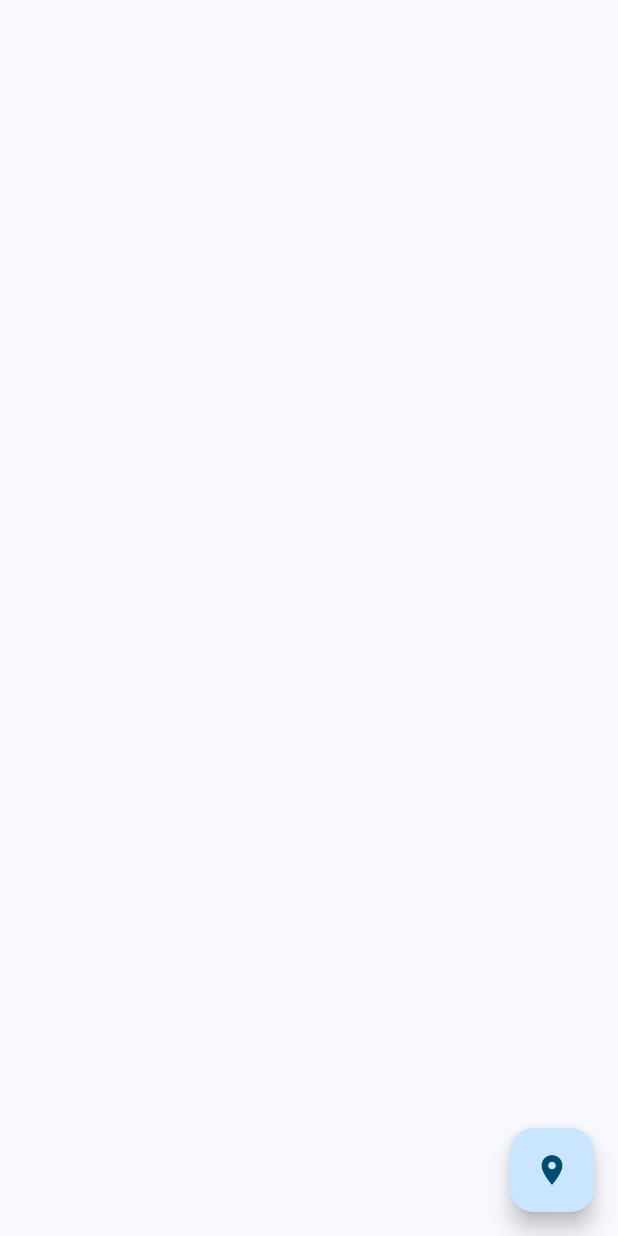
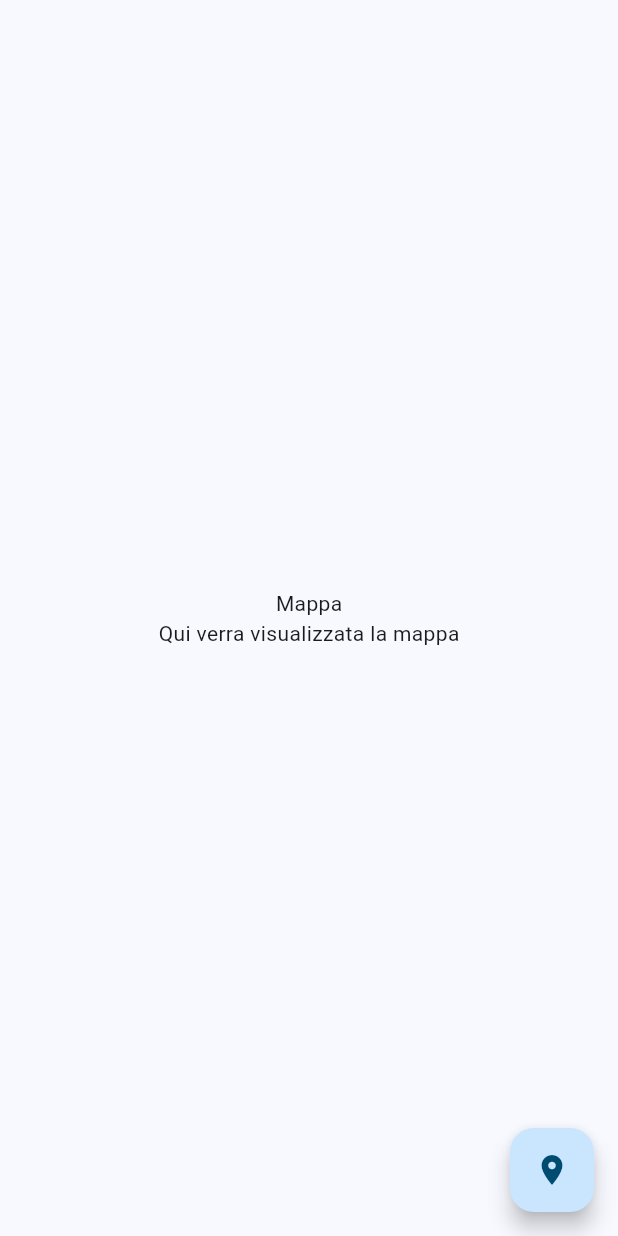
Before and after one commit to omarnaja1/fluttermobile, a Flutter app: the Mappa screen opened directly, on a phone screen of 412 x 824 dp. Run offline on Flutter 3.47's test engine with Material 2 defaults, Android fonts, the phone set to English and light mode, and no system bars.

Commit message:
Alcune modifiche al file mappa.dart

```diff
--- a/SkiTracker/lib/mappa.dart
+++ b/SkiTracker/lib/mappa.dart
@@ -1,6 +1,24 @@
 import 'package:flutter/material.dart';
 
-class Mappa extends StatelessWidget{
+class Mappa extends StatefulWidget {
+  const Mappa({super.key});
+
+  // This widget is the home page of your application. It is stateful, meaning
+  // that it has a State object (defined below) that contains fields that affect
+  // how it looks.
+
+  // This class is the configuration for the state. It holds the values (in this
+  // case the title) provided by the parent (in this case the App widget) and
+  // used by the build method of the State. Fields in a Widget subclass are
+  // always marked "final".
+
+
+  @override
+  State<Mappa> createState() => _MappaState();
+}
+
+class _MappaState extends State<Mappa> {
+  final Color titleColor = Colors.white;
 
   int _counter = 0;
 
@@ -15,12 +33,44 @@ class Mappa extends StatelessWidget{
 
   @override
   Widget build(BuildContext context) {
+
     return Scaffold(
+
+      body: Center(
+        // Center is a layout widget. It takes a single child and positions it
+        // in the middle of the parent.
+        child: Column(
+          // Column is also a layout widget. It takes a list of children and
+          // arranges them vertically. By default, it sizes itself to fit its
+          // children horizontally, and tries to be as tall as its parent.
+          //
+          // Column has various properties to control how it sizes itself and
+          // how it positions its children. Here we use mainAxisAlignment to
+          // center the children vertically; the main axis here is the vertical
+          // axis because Columns are vertical (the cross axis would be
+          // horizontal).
+          //
+          // TRY THIS: Invoke "debug painting" (choose the "Toggle Debug Paint"
+          // action in the IDE, or press "p" in the console), to see the
+          // wireframe for each widget.
+          mainAxisAlignment: MainAxisAlignment.center,
+          children: <Widget>[
+            const Text(
+              'Mappa',
+            ),
+            Text(
+              'Qui verra visualizzata la mappa',
+            ),
+          ],
+        ),
+      ),
+
         floatingActionButton: FloatingActionButton(
           onPressed: _geoLocation,
-          //  tooltip: 'Increment',
+          tooltip: 'Increment',
           child: const Icon(Icons.location_on),
         )
     );
   }
+
 }
```
